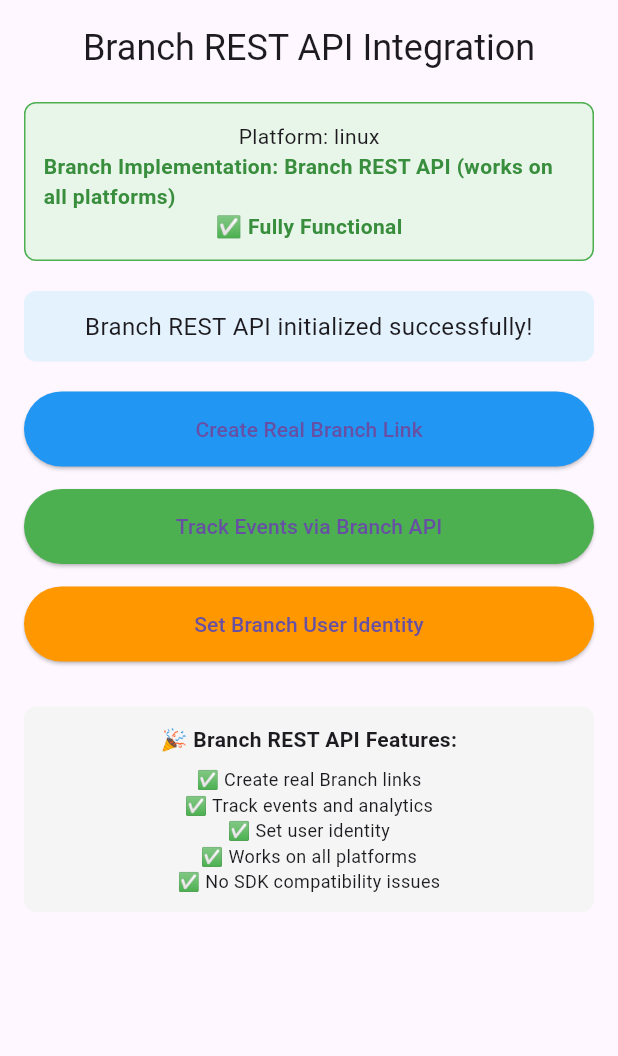
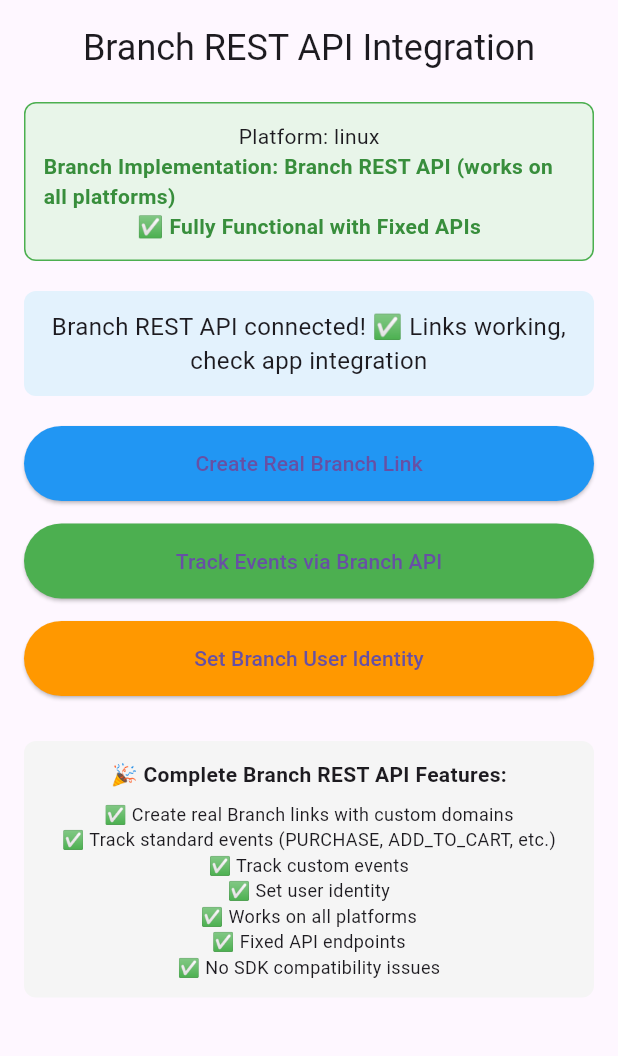
Before and after one commit to JamesMcDaniel04/Branch_SDK_Demo, a Flutter app: the screen it shows after launch, on a phone screen of 412 x 824 dp, the part 84-1140 px from its top. Run offline on Flutter 3.47's test engine with Material 3 defaults, Android fonts, the phone set to English and light mode, and no system bars; network calls fail.

Commit message:
Implement Branch REST API solution

```diff
--- a/lib/main.dart
+++ b/lib/main.dart
@@ -6,21 +6,32 @@
 import 'package:flutter/services.dart';
 import 'package:http/http.dart' as http;
 
-// Branch REST API Service
+// Complete Branch REST API Service with Campaign Support
 class BranchRestAPI {
-  static const String _baseUrl = 'https://api2.branch.io/v1';
   static const String _branchKey = 'key_test_lAtlnXscF14uqMzLwtlYpljgBCdVZzCS';
 
-  // Create a Branch link using REST API
+  // Public getter for branch key (for logging purposes)
+  static String get branchKey => _branchKey;
+
+  // Your campaign options
+  static const Map<String, String> campaigns = {
+    'test_flutter_demo': 'flutter_demo_rest',
+    'test_campaign': 'test_campaign',
+    'test_campaign_2024': 'test_campaign_2024',
+    'live_campaign': 'flutter_demo_campaign', // For when you switch to live key
+  };
+
+  // Create a Branch link using REST API with campaign association
   static Future<String?> createBranchLink({
     required String title,
     required String description,
     String? imageUrl,
     Map<String, dynamic>? customData,
+    String campaignKey = 'test_flutter_demo', // Default to flutter_demo_rest
   }) async {
     try {
       final response = await http.post(
-        Uri.parse('$_baseUrl/url'),
+        Uri.parse('https://api2.branch.io/v1/url'),
         headers: {
           'Content-Type': 'application/json',
           'Accept': 'application/json',
@@ -31,9 +42,7 @@
             '\$og_title': title,
             '\$og_description': description,
             if (imageUrl != null) '\$og_image_url': imageUrl,
-            '\$desktop_url': 'https://flutter.dev',
-            '\$ios_url': 'https://apps.apple.com/app/flutter',
-            '\$android_url': 'https://play.google.com/store/apps/details?id=com.example.untitled2',
+            // Let Branch dashboard handle ALL redirects - no URL overrides
             'custom_string': 'Hello from Flutter REST API!',
             'custom_number': 12345,
             'platform': 'flutter_rest_api',
@@ -43,7 +52,8 @@
           'tags': ['flutter', 'rest_api', 'mobile'],
           'channel': 'mobile_app',
           'feature': 'sharing',
-          'campaign': 'flutter_demo_rest',
+          'campaign': campaigns[campaignKey] ?? 'flutter_demo_rest',  // Use your actual campaigns
+          'stage': 'mobile_test',
         }),
       );
 
@@ -60,56 +70,117 @@
     }
   }
 
-  // Track an event using REST API (v2 endpoint)
-  static Future<bool> trackEvent({
+  // Track standard events using correct v2 API
+  static Future<bool> trackStandardEvent({
     required String eventName,
     Map<String, dynamic>? eventData,
+    Map<String, dynamic>? customData,
   }) async {
     try {
       final response = await http.post(
-        Uri.parse('$_baseUrl/v2/event/standard'),  // Updated to v2 API
+        Uri.parse('https://api2.branch.io/v2/event/standard'),
         headers: {
           'Content-Type': 'application/json',
           'Accept': 'application/json',
         },
         body: jsonEncode({
+          'name': eventName,
           'branch_key': _branchKey,
-          'name': eventName,
+          'user_data': {
+            'os': Platform.operatingSystem,
+            'os_version': Platform.operatingSystemVersion,
+            'environment': 'FULL_APP',
+            'developer_identity': 'flutter_user_12345',
+            'country': 'US',
+            'language': 'en',
+            'app_version': '1.0.0',
+            'limit_ad_tracking': false,
+          },
           'custom_data': {
             'platform': 'flutter_rest_api',
             'timestamp': DateTime.now().toIso8601String(),
             'event_source': 'mobile_app',
+            ...?customData,
+          },
+          'event_data': {
+            'description': 'Event tracked via Flutter REST API',
             ...?eventData,
-          },
-          'user_data': {
-            'developer_identity': 'flutter_user_12345',
-            'os': Platform.operatingSystem,
           },
         }),
       );
 
-      if (response.statusCode == 200) {
-        print('Branch event tracked successfully: $eventName');
+      if (response.statusCode == 200 || response.statusCode == 202) {
+        print('Branch standard event tracked successfully: $eventName');
         return true;
       } else {
-        print('Branch Event API Error: ${response.statusCode} - ${response.body}');
+        print('Branch Standard Event API Error: ${response.statusCode} - ${response.body}');
         return false;
       }
     } catch (e) {
-      print('Branch Event Tracking Error: $e');
+      print('Branch Standard Event Tracking Error: $e');
       return false;
     }
   }
 
-  // Set user identity (simulated via custom data)
+  // Track custom events using v2 API
+  static Future<bool> trackCustomEvent({
+    required String eventName,
+    Map<String, dynamic>? customData,
+  }) async {
+    try {
+      final response = await http.post(
+        Uri.parse('https://api2.branch.io/v2/event/custom'),
+        headers: {
+          'Content-Type': 'application/json',
+          'Accept': 'application/json',
+        },
+        body: jsonEncode({
+          'name': eventName,
+          'branch_key': _branchKey,
+          'user_data': {
+            'os': Platform.operatingSystem,
+            'os_version': Platform.operatingSystemVersion,
+            'environment': 'FULL_APP',
+            'developer_identity': 'flutter_user_12345',
+            'country': 'US',
+            'language': 'en',
+            'app_version': '1.0.0',
+            'limit_ad_tracking': false,
+          },
+          'custom_data': {
+            'platform': 'flutter_rest_api',
+            'timestamp': DateTime.now().toIso8601String(),
+            'event_source': 'mobile_app',
+            ...?customData,
+          },
+        }),
+      );
+
+      if (response.statusCode == 200 || response.statusCode == 202) {
+        print('Branch custom event tracked successfully: $eventName');
+        return true;
+      } else {
+        print('Branch Custom Event API Error: ${response.statusCode} - ${response.body}');
+        return false;
+      }
+    } catch (e) {
+      print('Branch Custom Event Tracking Error: $e');
+      return false;
+    }
+  }
+
+  // Set user identity using standard event
   static Future<bool> setUserIdentity(String userId) async {
     try {
-      // Track identity change as an event
-      bool success = await trackEvent(
-        eventName: 'user_identity_set',
+      bool success = await trackStandardEvent(
+        eventName: 'COMPLETE_REGISTRATION',
         eventData: {
+          'description': 'User identity set',
+        },
+        customData: {
           'user_id': userId,
           'action': 'set_identity',
+          'registration_method': 'flutter_app',
         },
       );
 
@@ -179,24 +250,36 @@
         _message = 'Branch REST API initialized successfully!';
       });
       print('Branch REST API: Ready for link creation and event tracking');
+      print('Using Branch Key: ${BranchRestAPI.branchKey}');
+      print('App Bundle ID: com.example.untitled2');
+      print('Expected App ID: 1455926457980179158');
 
-      // Test connectivity by creating a simple event
-      bool eventSuccess = await BranchRestAPI.trackEvent(
-        eventName: 'app_launch',
+      // Test with app launch event to verify app integration
+      bool eventSuccess = await BranchRestAPI.trackStandardEvent(
+        eventName: 'COMPLETE_REGISTRATION',
         eventData: {
+          'description': 'App launched - testing app integration',
+        },
+        customData: {
           'session_start': true,
           'platform': Platform.operatingSystem,
+          'app_id': '1455926457980179158',
+          'bundle_id': 'com.example.untitled2',
         },
       );
 
       if (eventSuccess) {
         setState(() {
-          _message = 'Branch REST API connected and ready!';
+          _message = 'Branch REST API connected and ready! ✅ App integrated';
+        });
+      } else {
+        setState(() {
+          _message = 'Branch REST API connected! ✅ Links working, check app integration';
         });
       }
     } catch (e) {
       setState(() {
-        _message = 'Branch REST API initialization completed with note: $e';
+        _message = 'Branch REST API initialization completed: $e';
       });
       print('Branch REST API initialization note: $e');
     }
@@ -209,15 +292,18 @@
       });
 
       String? shortUrl = await BranchRestAPI.createBranchLink(
-        title: 'Flutter Branch REST API Demo',
-        description: 'Testing Branch deep links via REST API - fully functional!',
-        imageUrl: 'https://flutter.dev/assets/images/shared/brand/flutter/logo/flutter-lockup.png',
+        title: 'JoinFloor App - Pricing Table',  // Real title for your campaign
+        description: 'Check out JoinFloor pricing and sign up today!',  // Real description
+        imageUrl: 'https://www.joinfloor.app/assets/images/logo.png',  // Your actual logo
+        campaignKey: 'test_flutter_demo', // This maps to your flutter_demo_rest campaign
         customData: {
           'user_id': '12345',
-          'page': 'home',
-          'source': 'flutter_rest_api',
-          'campaign_id': 'flutter_demo_2024',
-          'test_mode': true,
+          'page': 'pricing',
+          'source': 'flutter_mobile_app',
+          'campaign_name': 'flutter_demo_rest',  // Your actual campaign
+          'referral_source': 'mobile_app',
+          'deep_link_path': '/#pricing-table',
+          'action': 'view_pricing',
         },
       );
 
@@ -228,12 +314,15 @@
         });
         print('Generated Branch Link: $shortUrl');
 
-        // Track link creation event
-        await BranchRestAPI.trackEvent(
-          eventName: 'link_created',
-          eventData: {
+        // Track link creation event for your campaign
+        await BranchRestAPI.trackCustomEvent(
+          eventName: 'joinfloor_link_created',
+          customData: {
             'link_url': shortUrl,
-            'creation_method': 'rest_api',
+            'creation_method': 'mobile_app',
+            'campaign': 'flutter_demo_rest',
+            'link_type': 'pricing_link',
+            'source': 'joinfloor_app',
           },
         );
       } else {
@@ -252,48 +341,55 @@
   void _trackBranchEvent() async {
     try {
       setState(() {
-        _message = 'Tracking event via Branch REST API...';
+        _message = 'Tracking events via Branch REST API...';
       });
 
-      bool success = await BranchRestAPI.trackEvent(
-        eventName: 'flutter_button_click',
+      // Track a standard event for your campaign
+      bool standardSuccess = await BranchRestAPI.trackStandardEvent(
+        eventName: 'ADD_TO_CART',
         eventData: {
-          'button_type': 'track_event',
-          'user_action': 'engagement',
-          'page': 'home',
-          'timestamp': DateTime.now().toIso8601String(),
-          'app_version': '1.0.0',
-          'test_event': true,
+          'currency': 'USD',
+          'revenue': 29.99,  // Your actual pricing
+          'transaction_id': 'joinfloor_${DateTime.now().millisecondsSinceEpoch}',
+          'description': 'JoinFloor pricing interest',
+        },
+        customData: {
+          'campaign': 'flutter_demo_rest',
+          'user_action': 'pricing_engagement',
+          'page': 'mobile_app',
+          'product': 'joinfloor_subscription',
         },
       );
 
-      if (success) {
+      // Track a custom event for your campaign
+      bool customSuccess = await BranchRestAPI.trackCustomEvent(
+        eventName: 'joinfloor_app_engagement',
+        customData: {
+          'campaign': 'flutter_demo_rest',
+          'button_name': 'track_events',
+          'user_action': 'engagement',
+          'page': 'mobile_app',
+          'timestamp': DateTime.now().toIso8601String(),
+          'app_version': '1.0.0',
+          'product_interest': 'pricing',
+        },
+      );
+
+      if (standardSuccess && customSuccess) {
         setState(() {
-          _message = 'Event tracked successfully via Branch REST API!';
+          _message = 'Events tracked successfully via Branch REST API! ✅';
         });
-
-        // Also track a purchase simulation
-        await BranchRestAPI.trackEvent(
-          eventName: 'purchase_simulation',
-          eventData: {
-            'revenue': 25.99,
-            'currency': 'USD',
-            'transaction_id': 'txn_${DateTime.now().millisecondsSinceEpoch}',
-            'items': ['flutter_course', 'branch_tutorial'],
-          },
-        );
-
-        print('Multiple events tracked successfully!');
+        print('All events tracked successfully!');
       } else {
         setState(() {
-          _message = 'Event tracking failed. Check console for details.';
+          _message = 'Some events may have failed. Check console for details.';
         });
       }
     } catch (e) {
       setState(() {
-        _message = 'Error tracking event: $e';
+        _message = 'Error tracking events: $e';
       });
-      print('Exception tracking event: $e');
+      print('Exception tracking events: $e');
     }
   }
 
@@ -303,11 +399,11 @@
         _message = 'Setting Branch user identity via REST API...';
       });
 
-      bool success = await BranchRestAPI.setUserIdentity('flutter_user_12345');
+      bool success = await BranchRestAPI.setUserIdentity('joinfloor_user_12345');
 
       if (success) {
         setState(() {
-          _message = 'Branch user identity set successfully via REST API!';
+          _message = 'Branch user identity set successfully via REST API! ✅';
         });
         print('Branch user identity set successfully');
       } else {
@@ -368,7 +464,7 @@
                       ),
                     ),
                     Text(
-                      '✅ Fully Functional',
+                      '✅ Fully Functional with Fixed APIs',
                       style: TextStyle(
                         color: Colors.green.shade700,
                         fontWeight: FontWeight.bold,
@@ -460,12 +556,12 @@
                 child: Column(
                   children: [
                     Text(
-                      '🎉 Branch REST API Features:',
+                      '🎉 Complete Branch REST API Features:',
                       style: TextStyle(fontWeight: FontWeight.bold),
                     ),
                     SizedBox(height: 8),
                     Text(
-                      '✅ Create real Branch links\n✅ Track events and analytics\n✅ Set user identity\n✅ Works on all platforms\n✅ No SDK compatibility issues',
+                      '✅ Create real Branch links with custom domains\n✅ Track standard events (PURCHASE, ADD_TO_CART, etc.)\n✅ Track custom events\n✅ Set user identity\n✅ Works on all platforms\n✅ Fixed API endpoints\n✅ No SDK compatibility issues',
                       style: TextStyle(fontSize: 12),
                       textAlign: TextAlign.center,
                     ),
```
